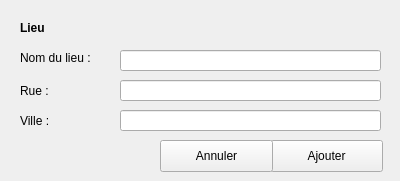
Before: the Qt Designer form GUI/lieux.ui in samueldrouin/PyGuide, drawn with Qt 5.
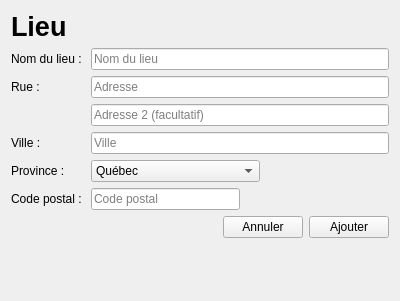
After: the same form once the commit is applied.

Diff of the .ui file:
```diff
--- a/GUI/lieux.ui
+++ b/GUI/lieux.ui
@@ -7,23 +7,24 @@
     <x>0</x>
     <y>0</y>
     <width>400</width>
-    <height>181</height>
+    <height>301</height>
    </rect>
   </property>
   <property name="windowTitle">
    <string>Form</string>
   </property>
+  <layout class="QVBoxLayout" name="verticalLayout">
+   <item>
   <widget class="QLabel" name="label">
-   <property name="geometry">
-    <rect>
-     <x>20</x>
-     <y>20</y>
-     <width>60</width>
-     <height>16</height>
-    </rect>
+     <property name="sizePolicy">
+      <sizepolicy hsizetype="Fixed" vsizetype="Fixed">
+       <horstretch>0</horstretch>
+       <verstretch>0</verstretch>
+      </sizepolicy>
    </property>
    <property name="font">
     <font>
+       <pointsize>20</pointsize>
      <weight>75</weight>
      <bold>true</bold>
     </font>
@@ -32,101 +33,252 @@
     <string>Lieu</string>
    </property>
   </widget>
+   </item>
+   <item>
+    <layout class="QFormLayout" name="formLayout">
+     <item row="0" column="0">
   <widget class="QLabel" name="label_2">
-   <property name="geometry">
-    <rect>
-     <x>20</x>
-     <y>50</y>
-     <width>91</width>
-     <height>16</height>
-    </rect>
-   </property>
    <property name="text">
     <string>Nom du lieu : </string>
    </property>
   </widget>
+     </item>
+     <item row="0" column="1">
+      <layout class="QHBoxLayout" name="horizontalLayout">
+       <item>
+        <widget class="QLineEdit" name="txt_nom">
+         <property name="placeholderText">
+          <string>Nom du lieu</string>
+         </property>
+        </widget>
+       </item>
+      </layout>
+     </item>
+     <item row="1" column="0">
   <widget class="QLabel" name="label_3">
-   <property name="geometry">
-    <rect>
-     <x>20</x>
-     <y>80</y>
-     <width>60</width>
-     <height>21</height>
-    </rect>
-   </property>
    <property name="text">
     <string>Rue :</string>
    </property>
   </widget>
+     </item>
+     <item row="1" column="1">
+      <layout class="QHBoxLayout" name="horizontalLayout_2">
+       <item>
+        <widget class="QLineEdit" name="txt_adresse1">
+         <property name="placeholderText">
+          <string>Adresse</string>
+         </property>
+        </widget>
+       </item>
+      </layout>
+     </item>
+     <item row="3" column="0">
   <widget class="QLabel" name="label_4">
-   <property name="geometry">
-    <rect>
-     <x>20</x>
-     <y>110</y>
-     <width>60</width>
-     <height>21</height>
-    </rect>
-   </property>
    <property name="text">
     <string>Ville :</string>
    </property>
   </widget>
-  <widget class="QLineEdit" name="txt_name">
-   <property name="geometry">
-    <rect>
-     <x>120</x>
-     <y>50</y>
-     <width>261</width>
-     <height>21</height>
-    </rect>
-   </property>
-  </widget>
-  <widget class="QLineEdit" name="txt_road">
-   <property name="geometry">
-    <rect>
-     <x>120</x>
-     <y>80</y>
-     <width>261</width>
-     <height>21</height>
-    </rect>
-   </property>
-  </widget>
-  <widget class="QLineEdit" name="txt_city">
-   <property name="geometry">
-    <rect>
-     <x>120</x>
-     <y>110</y>
-     <width>261</width>
-     <height>21</height>
-    </rect>
-   </property>
-  </widget>
-  <widget class="QPushButton" name="btn_add">
-   <property name="geometry">
-    <rect>
-     <x>270</x>
-     <y>140</y>
-     <width>113</width>
-     <height>32</height>
-    </rect>
-   </property>
+     </item>
+     <item row="3" column="1">
+      <layout class="QGridLayout" name="gridLayout">
+       <item row="0" column="0">
+        <widget class="QLineEdit" name="txt_ville">
+         <property name="placeholderText">
+          <string>Ville</string>
+         </property>
+        </widget>
+       </item>
+      </layout>
+     </item>
+     <item row="2" column="0">
+      <widget class="QLabel" name="label_5">
+       <property name="text">
+        <string/>
+       </property>
+      </widget>
+     </item>
+     <item row="2" column="1">
+      <layout class="QHBoxLayout" name="horizontalLayout_3">
+       <item>
+        <widget class="QLineEdit" name="txt_adresse2">
+         <property name="placeholderText">
+          <string>Adresse 2 (facultatif)</string>
+         </property>
+        </widget>
+       </item>
+      </layout>
+     </item>
+     <item row="4" column="0">
+      <widget class="QLabel" name="label_6">
+       <property name="text">
+        <string>Province : </string>
+       </property>
+      </widget>
+     </item>
+     <item row="4" column="1">
+      <layout class="QHBoxLayout" name="horizontalLayout_4">
+       <item>
+        <widget class="QComboBox" name="cbx_province">
+         <item>
    <property name="text">
-    <string>Ajouter</string>
-   </property>
-  </widget>
+           <string>Québec</string>
+          </property>
+         </item>
+         <item>
+          <property name="text">
+           <string>Alberta</string>
+          </property>
+         </item>
+         <item>
+          <property name="text">
+           <string>Colombie-Britannique</string>
+          </property>
+         </item>
+         <item>
+          <property name="text">
+           <string>Île-du-Prince-Édouard</string>
+          </property>
+         </item>
+         <item>
+          <property name="text">
+           <string>Manitoba</string>
+          </property>
+         </item>
+         <item>
+          <property name="text">
+           <string>Nouveau-Brunswick</string>
+          </property>
+         </item>
+         <item>
+          <property name="text">
+           <string>Nouvelle-Écosse</string>
+          </property>
+         </item>
+         <item>
+          <property name="text">
+           <string>Nunavut</string>
+          </property>
+         </item>
+         <item>
+          <property name="text">
+           <string>Ontario</string>
+          </property>
+         </item>
+         <item>
+          <property name="text">
+           <string>Saskatchewan</string>
+          </property>
+         </item>
+         <item>
+          <property name="text">
+           <string>Terre-Neuve-et-Labrador</string>
+          </property>
+         </item>
+         <item>
+          <property name="text">
+           <string>Territoires du Nord-Ouest</string>
+          </property>
+         </item>
+         <item>
+          <property name="text">
+           <string>Yukon</string>
+          </property>
+         </item>
+        </widget>
+       </item>
+       <item>
+        <spacer name="horizontalSpacer">
+         <property name="orientation">
+          <enum>Qt::Horizontal</enum>
+         </property>
+         <property name="sizeHint" stdset="0">
+          <size>
+           <width>40</width>
+           <height>20</height>
+          </size>
+         </property>
+        </spacer>
+       </item>
+      </layout>
+     </item>
+     <item row="5" column="0">
+      <widget class="QLabel" name="label_7">
+       <property name="text">
+        <string>Code postal : </string>
+       </property>
+      </widget>
+     </item>
+     <item row="5" column="1">
+      <layout class="QHBoxLayout" name="horizontalLayout_5">
+       <item>
+        <widget class="QLineEdit" name="txt_code_postal">
+         <property name="placeholderText">
+          <string>Code postal</string>
+         </property>
+        </widget>
+       </item>
+       <item>
+        <spacer name="horizontalSpacer_3">
+         <property name="orientation">
+          <enum>Qt::Horizontal</enum>
+         </property>
+         <property name="sizeHint" stdset="0">
+          <size>
+           <width>40</width>
+           <height>20</height>
+          </size>
+         </property>
+        </spacer>
+       </item>
+      </layout>
+     </item>
+    </layout>
+   </item>
+   <item>
+    <layout class="QHBoxLayout" name="horizontalLayout_6">
+     <item>
+      <spacer name="horizontalSpacer_2">
+       <property name="orientation">
+        <enum>Qt::Horizontal</enum>
+       </property>
+       <property name="sizeHint" stdset="0">
+        <size>
+         <width>40</width>
+         <height>20</height>
+        </size>
+       </property>
+      </spacer>
+     </item>
+     <item>
   <widget class="QPushButton" name="btn_cancel">
-   <property name="geometry">
-    <rect>
-     <x>160</x>
-     <y>140</y>
-     <width>113</width>
-     <height>32</height>
-    </rect>
-   </property>
    <property name="text">
     <string>Annuler</string>
    </property>
   </widget>
+     </item>
+     <item>
+      <widget class="QPushButton" name="btn_add">
+       <property name="text">
+        <string>Ajouter</string>
+       </property>
+      </widget>
+     </item>
+    </layout>
+   </item>
+   <item>
+    <spacer name="verticalSpacer">
+     <property name="orientation">
+      <enum>Qt::Vertical</enum>
+     </property>
+     <property name="sizeHint" stdset="0">
+      <size>
+       <width>20</width>
+       <height>40</height>
+      </size>
+     </property>
+    </spacer>
+   </item>
+  </layout>
  </widget>
  <resources/>
  <connections/>
```
Lines whose indentation alone changed are shown as unchanged.
